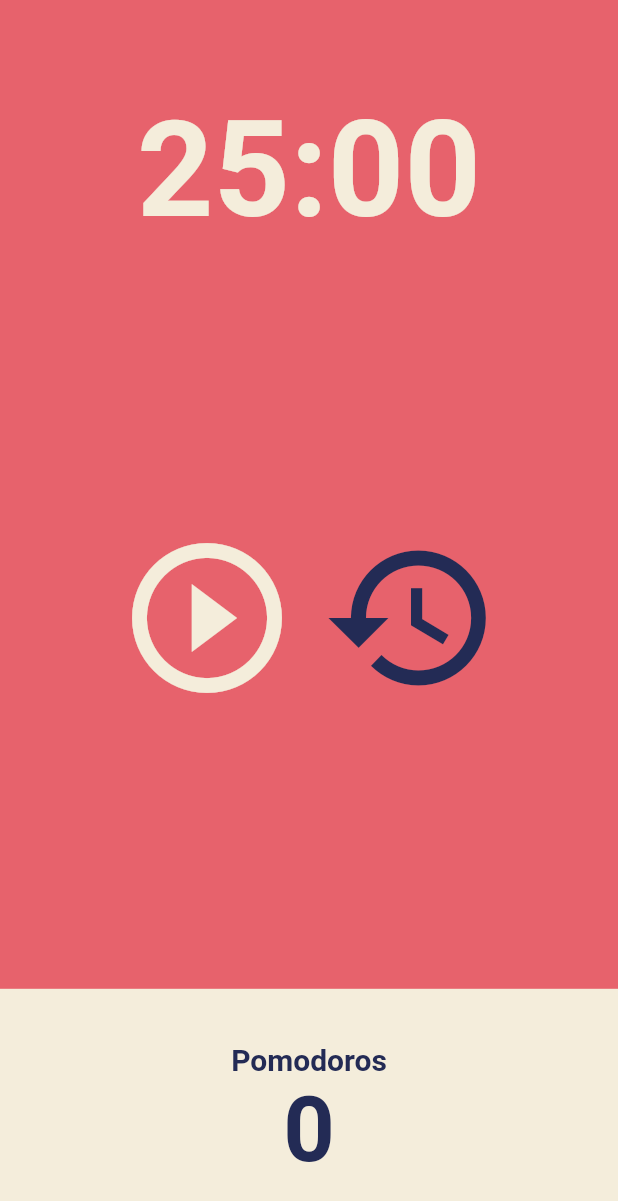
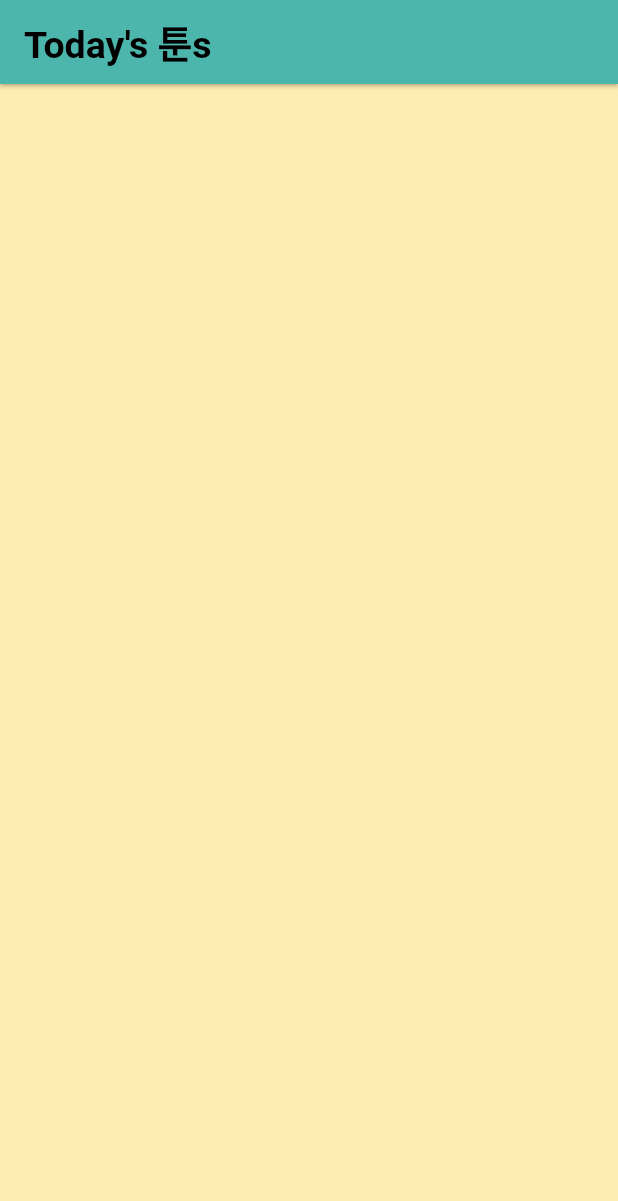
Before and after one commit to front-chan/flutter_study, a Flutter app: the screen it shows after launch, on a phone screen of 412 x 824 dp. Shown: the top 1201 px of the screen. Run offline on Flutter 3.47's test engine with Material 2 defaults, Android fonts, the phone set to English and light mode, and no system bars.

```diff
--- a/lib/main.dart
+++ b/lib/main.dart
@@ -1,24 +1,17 @@
 import 'package:flutter/material.dart';
-import 'package:flutter_study/screens/home_screen.dart';
+import 'package:flutter_study/screens/home_screen_toons.dart';
 
 void main() {
-  runApp(App());
+  runApp(const App());
 }
 
 class App extends StatelessWidget {
+  const App({super.key});
+
   @override
   Widget build(BuildContext context) {
-    return MaterialApp(
-      theme: ThemeData(
-        backgroundColor: const Color(0xFFE7626C),
-        textTheme: const TextTheme(
-          displayLarge: TextStyle(
-            color: Color(0xFF232B55),
-          ),
-        ),
-        cardColor: const Color(0xFFF4EDDB),
-      ),
-      home: const HomeScreen(),
+    return const MaterialApp(
+      home: HomeScreenToons(),
     );
   }
 }
--- /dev/null
+++ b/lib/main_pomodoros.dart
@@ -0,0 +1,24 @@
+import 'package:flutter/material.dart';
+import 'package:flutter_study/screens/home_screen_pomodoros.dart';
+
+void main() {
+  runApp(App());
+}
+
+class App extends StatelessWidget {
+  @override
+  Widget build(BuildContext context) {
+    return MaterialApp(
+      theme: ThemeData(
+        backgroundColor: const Color(0xFFE7626C),
+        textTheme: const TextTheme(
+          displayLarge: TextStyle(
+            color: Color(0xFF232B55),
+          ),
+        ),
+        cardColor: const Color(0xFFF4EDDB),
+      ),
+      home: const HomeScreenPomodors(),
+    );
+  }
+}
--- a/lib/screens/home_screen.dart
+++ b/lib/screens/home_screen_pomodoros.dart
@@ -1,14 +1,14 @@
 import 'dart:async';
 import 'package:flutter/material.dart';
 
-class HomeScreen extends StatefulWidget {
-  const HomeScreen({super.key});
+class HomeScreenPomodors extends StatefulWidget {
+  const HomeScreenPomodors({super.key});
 
   @override
-  State<HomeScreen> createState() => _HomeScreenState();
+  State<HomeScreenPomodors> createState() => _HomeScreenPomodorsState();
 }
 
-class _HomeScreenState extends State<HomeScreen> {
+class _HomeScreenPomodorsState extends State<HomeScreenPomodors> {
   static const twentyFiveMinutes = 1500;
   int totalSeconds = twentyFiveMinutes;
   bool isRunning = false;
--- /dev/null
+++ b/lib/screens/home_screen_toons.dart
@@ -0,0 +1,23 @@
+import 'package:flutter/material.dart';
+// import 'package:flutter/src/widgets/container.dart';
+// import 'package:flutter/src/widgets/framework.dart';
+
+class HomeScreenToons extends StatelessWidget {
+  const HomeScreenToons({super.key});
+
+  @override
+  Widget build(BuildContext context) {
+    return Scaffold(
+      backgroundColor: Colors.amber[100],
+      appBar: AppBar(
+        elevation: 1,
+        backgroundColor: Colors.teal[300],
+        foregroundColor: Colors.black, // 글씨 색상
+        title: const Text(
+          "Today's 툰s",
+          style: TextStyle(fontSize: 25, fontWeight: FontWeight.w600),
+        ),
+      ),
+    );
+  }
+}
```
Also changed, not shown: lib/main_UI.dart (renamed from lib/main1.dart), lib/main_study.dart (renamed from lib/main2.dart).
